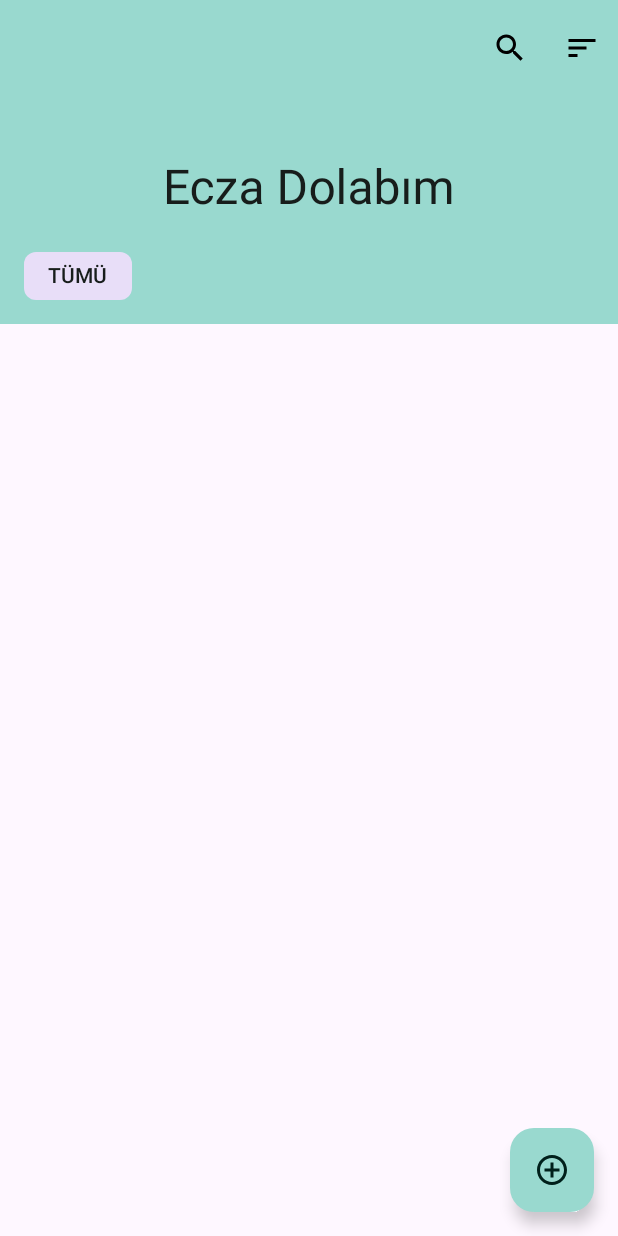
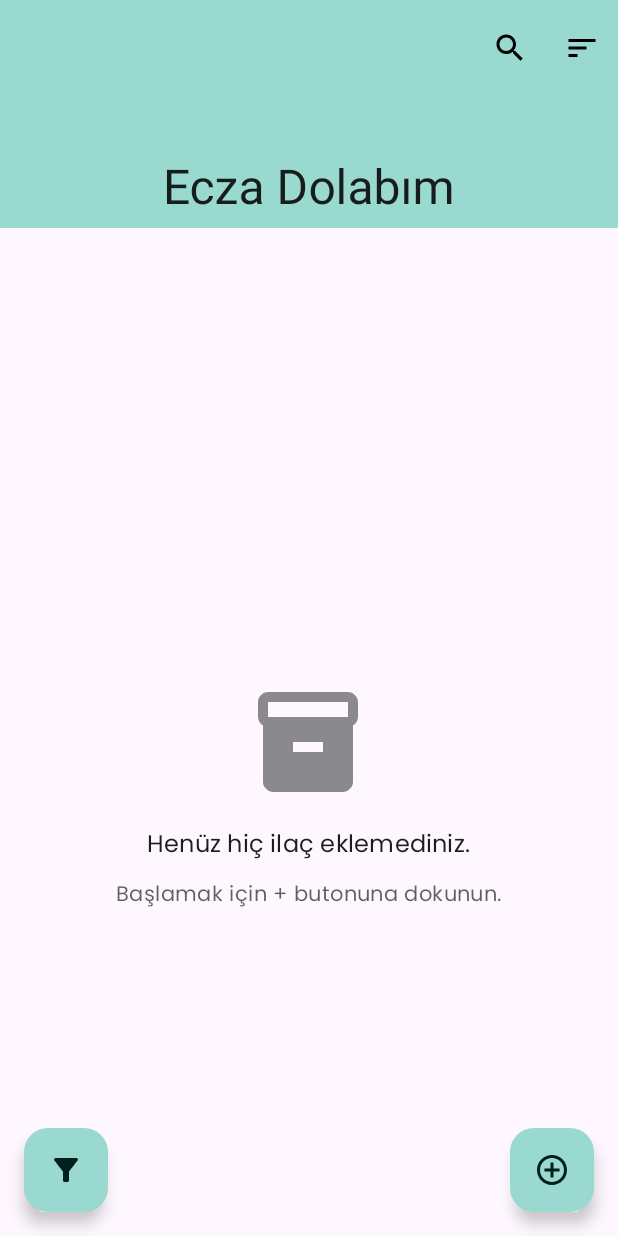
Before and after one commit to smetcan/EczaDolabim-Android, an Android app: the screen it shows after launch (MainActivity), on a phone screen of 412 x 824 dp. Run offline under Robolectric (Android 15) with nearby library versions, the phone set to English and light mode, and no system bars; our stand-ins replace Room's generated code; 1 statement that could not run was skipped.

Commit message:
Refactor: Filtreleme arayüzü FAB ve diyalog ile değiştirildi.

```diff
--- a/app/src/main/java/com/example/eczadolabim/MainActivity.kt
+++ b/app/src/main/java/com/example/eczadolabim/MainActivity.kt
@@ -14,7 +14,6 @@ import android.view.View
 import android.widget.Toast
 import androidx.activity.result.contract.ActivityResultContracts
 import androidx.activity.viewModels
-import androidx.appcompat.app.AlertDialog
 import androidx.appcompat.app.AppCompatActivity
 import androidx.appcompat.widget.SearchView
 import androidx.core.content.ContextCompat
@@ -22,7 +21,6 @@ import androidx.recyclerview.widget.ItemTouchHelper
 import androidx.recyclerview.widget.LinearLayoutManager
 import androidx.recyclerview.widget.RecyclerView
 import com.example.eczadolabim.databinding.ActivityMainBinding
-import com.google.android.material.chip.Chip
 import com.google.android.material.dialog.MaterialAlertDialogBuilder
 
 class MainActivity : AppCompatActivity() {
@@ -30,22 +28,25 @@ class MainActivity : AppCompatActivity() {
     private lateinit var binding: ActivityMainBinding
     private lateinit var adapter: IlacListAdapter
 
+    // YENİ: Veritabanından gelen kişi listesini tutmak için bir sınıf değişkeni
+    private var tumKisiler: List<Kisi> = emptyList()
+
     private val ilacViewModel: IlacViewModel by viewModels {
         IlacViewModelFactory((application as IlaclarApplication).repository)
     }
 
     private val addIlacActivityLauncher = registerForActivityResult(ActivityResultContracts.StartActivityForResult()) { result ->
         if (result.resultCode == Activity.RESULT_OK) {
-            // Liste LiveData sayesinde otomatik güncellendiği için burada özel bir işlem yapmıyoruz.
+            // LiveData sayesinde liste otomatik güncellenir.
         }
     }
 
     private val requestPermissionLauncher =
         registerForActivityResult(ActivityResultContracts.RequestPermission()) { isGranted: Boolean ->
             if (isGranted) {
-                // İzin verildi.
+                // İzin verildi, harika!
             } else {
-                Toast.makeText(this, "Bildirim izni verilmedi.", Toast.LENGTH_SHORT).show()
+                Toast.makeText(this, "Bildirim izni, son kullanma tarihi uyarıları için gereklidir.", Toast.LENGTH_LONG).show()
             }
         }
 
@@ -57,7 +58,7 @@ class MainActivity : AppCompatActivity() {
 
         setupRecyclerView()
         observeViewModel()
-        setupFab()
+        setupActionButtons()
         setupSwipeToDelete()
         askNotificationPermission()
     }
@@ -83,84 +84,53 @@ class MainActivity : AppCompatActivity() {
                 binding.layoutEmptyState.visibility = View.GONE
             }
         }
-
+        // Kişi listesini gözlemleyip sınıf değişkenimize kaydediyoruz.
         ilacViewModel.allKisiler.observe(this) { kisiler ->
-            updateFiltreChipGroup(kisiler)
+            this.tumKisiler = kisiler ?: emptyList()
         }
     }
 
-    private fun setupFab() {
+    private fun setupActionButtons() {
         binding.fabAddIlac.setOnClickListener {
             val intent = Intent(this@MainActivity, AddIlacActivity::class.java)
             addIlacActivityLauncher.launch(intent)
         }
+
+        binding.fabFiltre.setOnClickListener {
+            showFiltreDialog()
+        }
     }
 
-    private fun updateFiltreChipGroup(kisiler: List<Kisi>?) {
-        val chipGroup = binding.chipGroupFiltre
-        val seciliChipId = chipGroup.checkedChipId
-        val seciliChipText = if (seciliChipId != -1) chipGroup.findViewById<Chip>(seciliChipId)?.text else "TÜMÜ"
+    private fun showFiltreDialog() {
+        // Artık LiveData'nın anlık değerine değil, her zaman güncel olan sınıf değişkenimize güveniyoruz.
+        val kisiler = this.tumKisiler
 
-        chipGroup.removeAllViews()
+        val secenekler = mutableListOf("TÜMÜ")
+        kisiler.forEach { kisi -> secenekler.add(kisi.isim) }
 
-        val tumuChip = Chip(this).apply {
-            text = "TÜMÜ"
-            isCheckable = true
-            id = View.generateViewId()
-        }
-        chipGroup.addView(tumuChip)
-
-        kisiler?.forEach { kisi ->
-            val kisiChip = Chip(this).apply {
-                text = kisi.isim
-                isCheckable = true
-                id = View.generateViewId()
+        MaterialAlertDialogBuilder(this)
+            .setTitle("Kişiye Göre Filtrele")
+            .setItems(secenekler.toTypedArray()) { dialog, which ->
+                val secilenKisi = secenekler[which]
+                ilacViewModel.filtrele(secilenKisi)
+                Toast.makeText(this, "'$secilenKisi' filtresi uygulandı.", Toast.LENGTH_SHORT).show()
             }
-            chipGroup.addView(kisiChip)
-        }
-
-        var secimYapildi = false
-        for (i in 0 until chipGroup.childCount) {
-            val chip = chipGroup.getChildAt(i) as Chip
-            if (chip.text == seciliChipText) {
-                chip.isChecked = true
-                secimYapildi = true
-                break
-            }
-        }
-
-        if (!secimYapildi) {
-            tumuChip.isChecked = true
-        }
-
-        binding.chipGroupFiltre.setOnCheckedStateChangeListener { group, checkedIds ->
-            if (checkedIds.isNotEmpty()) {
-                val secilenChip = group.findViewById<Chip>(checkedIds.first())
-                ilacViewModel.filtrele(secilenChip.text.toString())
-            } else {
-                tumuChip.isChecked = true
-            }
-        }
+            .show()
     }
 
     private fun setupSwipeToDelete() {
         val itemTouchHelperCallback = object : ItemTouchHelper.SimpleCallback(0, ItemTouchHelper.LEFT or ItemTouchHelper.RIGHT) {
-            override fun onMove(recyclerView: RecyclerView, viewHolder: RecyclerView.ViewHolder, target: RecyclerView.ViewHolder): Boolean {
-                return false
-            }
+            override fun onMove(recyclerView: RecyclerView, viewHolder: RecyclerView.ViewHolder, target: RecyclerView.ViewHolder): Boolean = false
 
             override fun onSwiped(viewHolder: RecyclerView.ViewHolder, direction: Int) {
                 val position = viewHolder.adapterPosition
                 val silinecekIlac = adapter.currentList[position]
+
                 MaterialAlertDialogBuilder(this@MainActivity)
                     .setTitle("İlaç Sil")
                     .setMessage("'${silinecekIlac.ilacAdi}' ilacını silmek istediğinizden emin misiniz?")
-                    .setNegativeButton("Hayır") { _, _ ->
-                        adapter.notifyItemChanged(viewHolder.adapterPosition)
-                    }
-                    .setPositiveButton("Evet") { _, _ ->
-                        ilacViewModel.delete(silinecekIlac)
-                    }
+                    .setNegativeButton("Hayır") { _, _ -> adapter.notifyItemChanged(position) }
+                    .setPositiveButton("Evet") { _, _ -> ilacViewModel.delete(silinecekIlac) }
                     .show()
             }
 
--- /dev/null
+++ b/app/src/main/res/drawable/ic_filter.xml
@@ -0,0 +1,5 @@
+<vector xmlns:android="http://schemas.android.com/apk/res/android" android:height="24dp" android:tint="#000000" android:viewportHeight="24" android:viewportWidth="24" android:width="24dp">
+
+    <path android:fillColor="@android:color/white" android:pathData="M4.25,5.61C6.27,8.2 10,13 10,13v6c0,0.55 0.45,1 1,1h2c0.55,0 1,-0.45 1,-1v-6c0,0 3.72,-4.8 5.74,-7.39C20.25,4.95 19.78,4 18.95,4H5.04C4.21,4 3.74,4.95 4.25,5.61z"/>
+
+</vector>
--- a/app/src/main/res/layout/activity_main.xml
+++ b/app/src/main/res/layout/activity_main.xml
@@ -10,35 +10,28 @@
         android:layout_width="match_parent"
         android:layout_height="wrap_content"
         android:fitsSystemWindows="true"
-        android:background="?attr/colorPrimaryContainer"> <com.google.android.material.appbar.CollapsingToolbarLayout
+        android:background="?attr/colorPrimaryContainer">
+
+        <com.google.android.material.appbar.CollapsingToolbarLayout
             android:layout_width="match_parent"
             android:layout_height="?attr/collapsingToolbarLayoutLargeSize"
             app:layout_scrollFlags="scroll|exitUntilCollapsed|snap"
             app:expandedTitleTextAppearance="@style/TextAppearance.Material3.HeadlineLarge"
             app:collapsedTitleTextAppearance="@style/TextAppearance.Material3.TitleLarge"
-        app:expandedTitleGravity="bottom|center_horizontal" > <com.google.android.material.appbar.MaterialToolbar
+            app:expandedTitleGravity="bottom|center_horizontal" >
+
+            <com.google.android.material.appbar.MaterialToolbar
                 android:id="@+id/toolbar"
                 android:layout_width="match_parent"
                 android:layout_height="?attr/actionBarSize"
                 app:layout_collapseMode="pin"
                 app:menu="@menu/main_menu"
-        app:title=""/> </com.google.android.material.appbar.CollapsingToolbarLayout>
+                app:title=""/>
 
-        <HorizontalScrollView
-            android:layout_width="match_parent"
-            android:layout_height="wrap_content"
-            android:scrollbars="none">
-            <com.google.android.material.chip.ChipGroup
-                android:id="@+id/chipGroup_filtre"
-                android:layout_width="wrap_content"
-                android:layout_height="wrap_content"
-                android:paddingHorizontal="16dp"
-                android:paddingVertical="8dp"
-                app:singleSelection="true" />
-        </HorizontalScrollView>
-
+        </com.google.android.material.appbar.CollapsingToolbarLayout>
 
     </com.google.android.material.appbar.AppBarLayout>
+
 
     <FrameLayout
         android:layout_width="match_parent"
@@ -62,10 +55,42 @@
             android:orientation="vertical"
             android:visibility="gone"
             tools:visibility="visible">
+
+            <ImageView
+                android:layout_width="80dp"
+                android:layout_height="80dp"
+                android:alpha="0.5"
+                android:src="@drawable/ic_empty_list"
+                app:tint="?attr/colorOnSurface"
+                android:contentDescription="Boş liste ikonu" />
+
+            <TextView
+                android:layout_width="wrap_content"
+                android:layout_height="wrap_content"
+                android:layout_marginTop="16dp"
+                android:text="Henüz hiç ilaç eklemediniz."
+                android:textAppearance="?attr/textAppearanceTitleMedium" />
+
+            <TextView
+                android:layout_width="wrap_content"
+                android:layout_height="wrap_content"
+                android:layout_marginTop="8dp"
+                android:alpha="0.7"
+                android:text="Başlamak için + butonuna dokunun."
+                android:textAppearance="?attr/textAppearanceBodyMedium" />
+
         </LinearLayout>
-
     </FrameLayout>
 
+
+    <com.google.android.material.floatingactionbutton.FloatingActionButton
+        android:id="@+id/fab_filtre"
+        android:layout_width="wrap_content"
+        android:layout_height="wrap_content"
+        android:layout_gravity="bottom|start"
+        android:layout_margin="16dp"
+        android:contentDescription="Filtrele"
+        app:srcCompat="@drawable/ic_filter" />
 
     <com.google.android.material.floatingactionbutton.FloatingActionButton
         android:id="@+id/fab_add_ilac"
```
Lines whose indentation alone changed are shown as unchanged.
